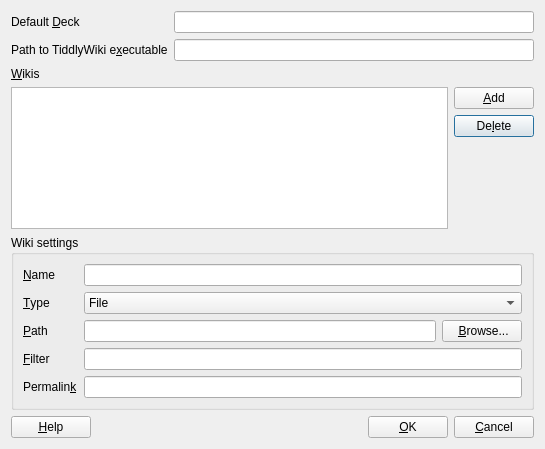
This is anki-plugin/designer/settings_dialog.ui in sobjornstad/TiddlyRemember as Qt 5 draws it before an edit. The edited form follows.
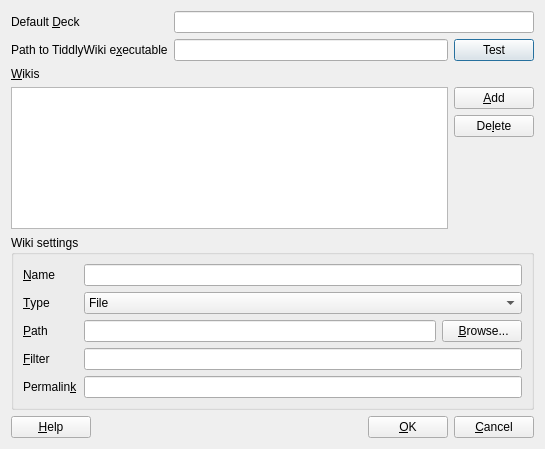
This is the edited form.

Commit message: add test functionality for TW executable location

The edit to the form file:
```diff
--- a/anki-plugin/designer/settings_dialog.ui
+++ b/anki-plugin/designer/settings_dialog.ui
@@ -26,9 +26,6 @@
        </property>
       </widget>
      </item>
-     <item row="0" column="1">
-      <widget class="QLineEdit" name="defaultDeck_"/>
-     </item>
      <item row="1" column="0">
       <widget class="QLabel" name="label_2">
        <property name="text">
@@ -42,6 +39,16 @@
      <item row="1" column="1">
       <widget class="QLineEdit" name="tiddlywikiBinary_"/>
      </item>
+     <item row="1" column="2">
+      <widget class="QPushButton" name="testExecutableButton">
+       <property name="text">
+        <string>Test</string>
+       </property>
+      </widget>
+     </item>
+     <item row="0" column="1" colspan="2">
+      <widget class="QLineEdit" name="defaultDeck_"/>
+     </item>
     </layout>
    </item>
    <item>
```
The commit also changes 1 other file.
